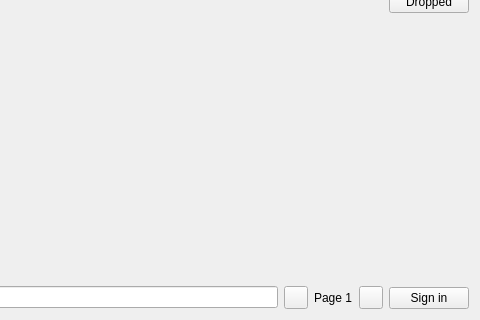
brandonzorn/Nlight, file data/ui/widgets/shikimori.ui: the form before one commit; both pictures show x 160 to 640 and y 160 to 480 of the 640 by 480 pixel window.
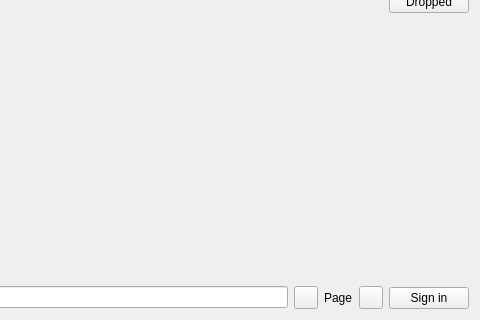
The form after the commit. Custom widgets are drawn as their Qt base class.

Commit message: chore: remove unused ui files

What changed in the file:
```diff
--- a/data/ui/widgets/shikimori.ui
+++ b/data/ui/widgets/shikimori.ui
@@ -107,7 +107,7 @@
            <item>
             <widget class="BodyLabel" name="pageLabel">
              <property name="text">
-              <string>Page 1</string>
+              <string>Page</string>
              </property>
             </widget>
            </item>
```
The commit also changes 3 other files.
